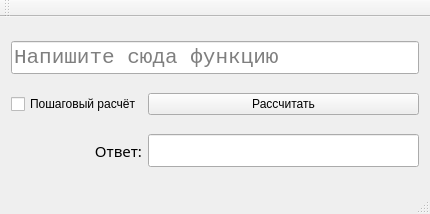
First picture: the form in Sosnovskiy_Dmitriy_LR3/mainwindow.ui, repository Ksenox/AISD_8381, before the edit.
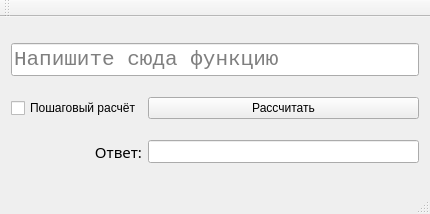
Second picture: the form after the edit.

Patch:
```diff
--- a/Sosnovskiy_Dmitriy_LR3/mainwindow.ui
+++ b/Sosnovskiy_Dmitriy_LR3/mainwindow.ui
@@ -80,7 +80,7 @@
       <property name="font">
        <font>
         <family>Consolas</family>
-        <pointsize>16</pointsize>
+        <pointsize>10</pointsize>
        </font>
       </property>
       <property name="readOnly">
```
